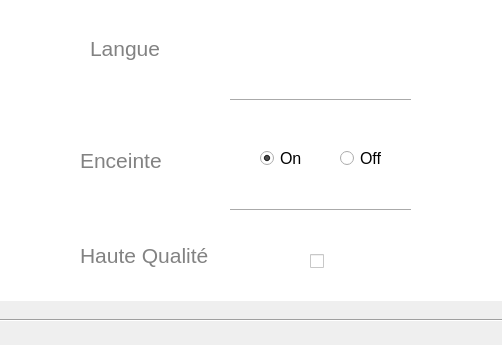
Qt form ProjetMPV/Client/mainwindow.ui (Nurbain/ProjetIHM) before a commit; both pictures show x 240 to 742 and y 137 to 482 of the 845 by 482 pixel window.
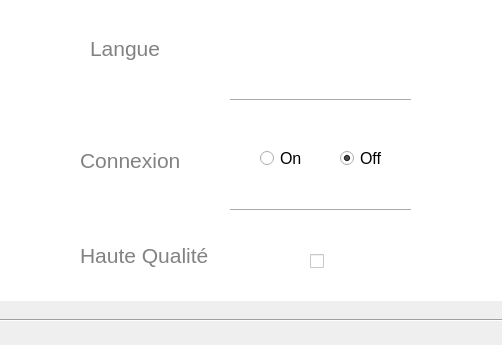
The same form after that commit. Icons and pictures are not drawn.

Commit message: Affiche connexion param

The edit to the form file:
```diff
--- a/ProjetMPV/Client/mainwindow.ui
+++ b/ProjetMPV/Client/mainwindow.ui
@@ -461,7 +461,7 @@
 qproperty-alignment : AlignRight;</string>
       </property>
       <property name="text">
-       <string>Enceinte</string>
+       <string>Connexion</string>
       </property>
      </widget>
      <widget class="QLabel" name="Param_Langue">
@@ -552,7 +552,7 @@
        <string>On</string>
       </property>
       <property name="checked">
-       <bool>true</bool>
+       <bool>false</bool>
       </property>
      </widget>
      <widget class="QRadioButton" name="Param_Off">
@@ -572,6 +572,9 @@
       <property name="text">
        <string>Off</string>
       </property>
+      <property name="checked">
+       <bool>true</bool>
+      </property>
      </widget>
      <widget class="QCheckBox" name="Param_CheckHD">
       <property name="geometry">
```
The commit also changes 1 other file.
